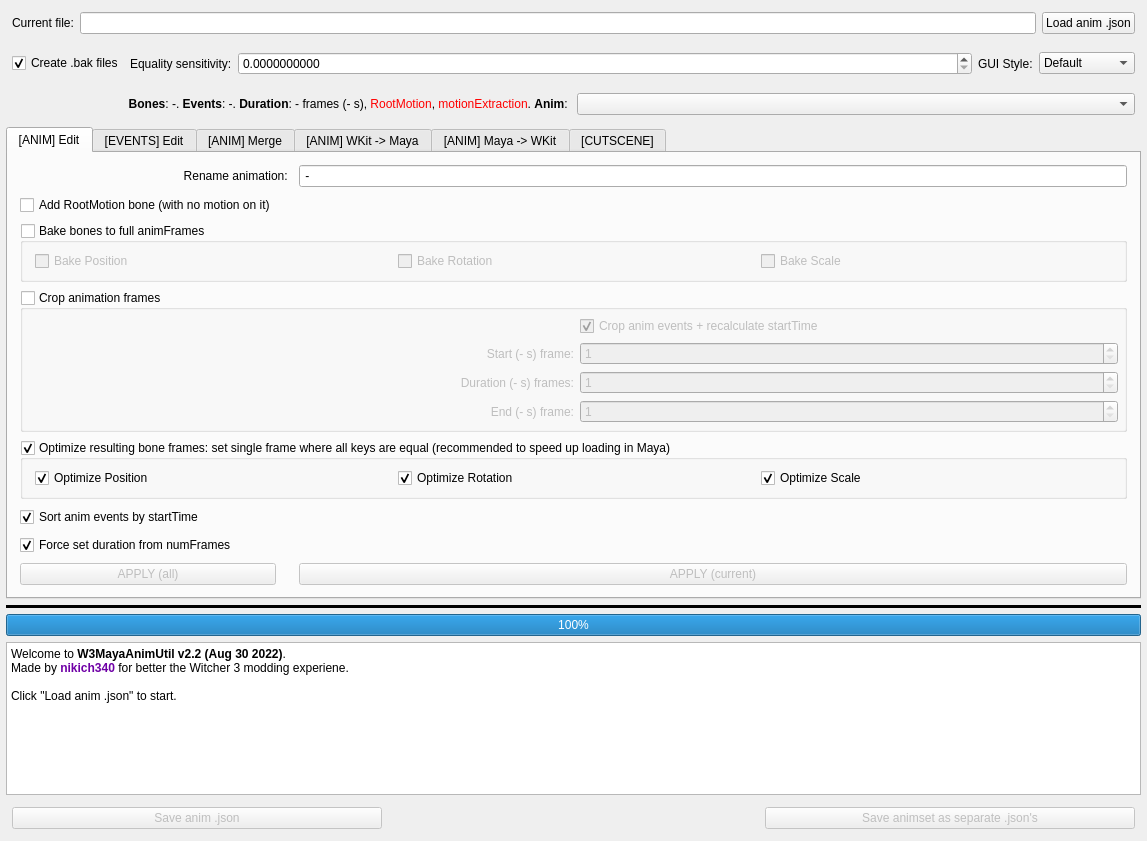
Qt form source/W3MayaAnimUtil.ui (nikich340/W3-Maya-AnimUtil) before a commit.
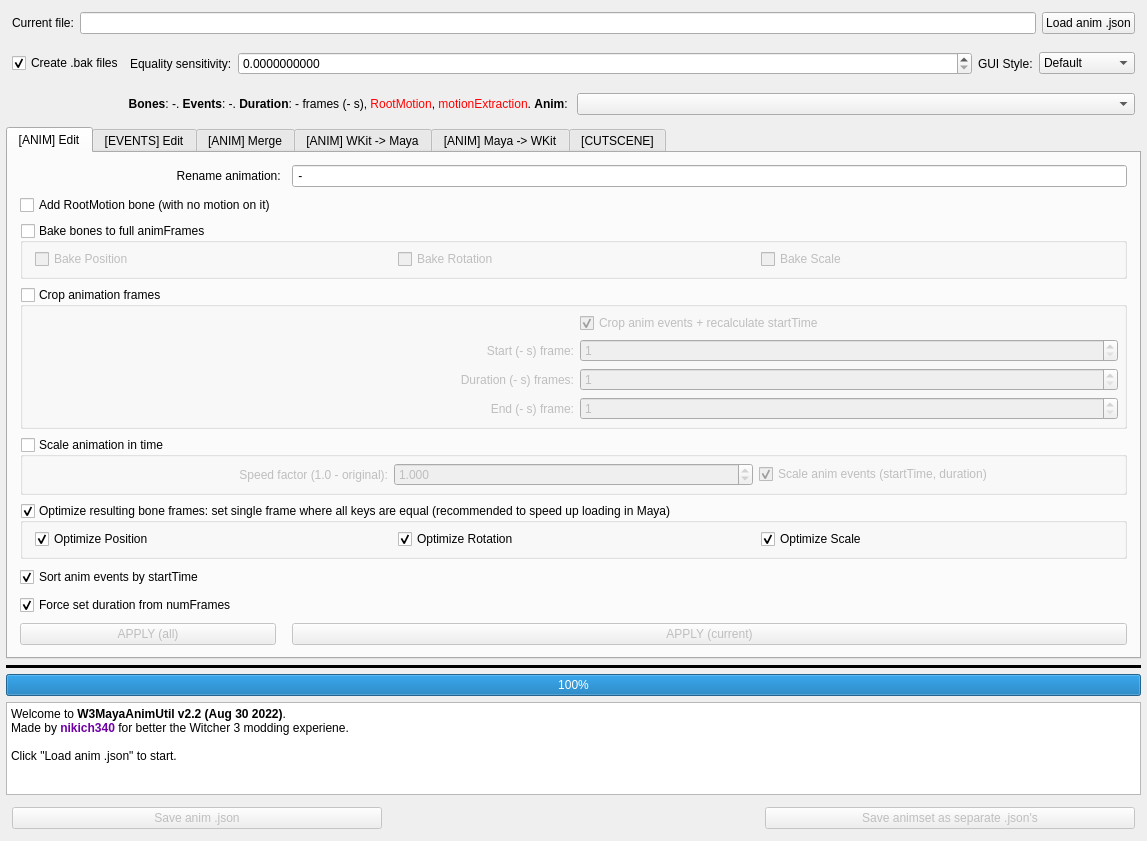
The same form after that commit. The open tabs and pages were chosen to show the change. Icons and pictures are not drawn. Custom widgets are drawn as their Qt base class.

Commit message: + Anim editor: option to scale anim & events

What changed in the file:
```diff
--- a/source/W3MayaAnimUtil.ui
+++ b/source/W3MayaAnimUtil.ui
@@ -268,11 +268,27 @@
            <property name="spacing">
             <number>8</number>
            </property>
-           <item row="10" column="2">
+           <item row="1" column="0" colspan="2">
+            <widget class="QLabel" name="labelEditName">
+             <property name="text">
+              <string>Rename animation: </string>
+             </property>
+             <property name="alignment">
+              <set>Qt::AlignRight|Qt::AlignTrailing|Qt::AlignVCenter</set>
+             </property>
+            </widget>
+           </item>
+           <item row="13" column="2">
             <widget class="QPushButton" name="buttonEditApply">
              <property name="enabled">
               <bool>false</bool>
              </property>
+             <property name="sizePolicy">
+              <sizepolicy hsizetype="Preferred" vsizetype="Fixed">
+               <horstretch>0</horstretch>
+               <verstretch>0</verstretch>
+              </sizepolicy>
+             </property>
              <property name="text">
               <string>APPLY (current)</string>
              </property>
@@ -282,93 +298,7 @@
              </property>
             </widget>
            </item>
-           <item row="7" column="0">
-            <widget class="QCheckBox" name="editForceDuration">
-             <property name="text">
-              <string>Force set duration from numFrames</string>
-             </property>
-             <property name="checked">
-              <bool>true</bool>
-             </property>
-            </widget>
-           </item>
-           <item row="2" column="0" colspan="3">
-            <widget class="QGroupBox" name="groupEditBake">
-             <property name="title">
-              <string>Bake bones to full animFrames</string>
-             </property>
-             <property name="flat">
-              <bool>false</bool>
-             </property>
-             <property name="checkable">
-              <bool>true</bool>
-             </property>
-             <property name="checked">
-              <bool>false</bool>
-             </property>
-             <layout class="QHBoxLayout" name="horizontalLayout_8">
-              <property name="spacing">
-               <number>6</number>
-              </property>
-              <property name="leftMargin">
-               <number>12</number>
-              </property>
-              <property name="topMargin">
-               <number>6</number>
-              </property>
-              <property name="rightMargin">
-               <number>6</number>
-              </property>
-              <property name="bottomMargin">
-               <number>6</number>
-              </property>
-              <item>
-               <widget class="QCheckBox" name="checkEditBakePos">
-                <property name="text">
-                 <string>Bake Position</string>
-                </property>
-                <property name="checkable">
-                 <bool>true</bool>
-                </property>
-                <property name="checked">
-                 <bool>false</bool>
-                </property>
-               </widget>
-              </item>
-              <item>
-               <widget class="QCheckBox" name="checkEditBakeRot">
-                <property name="text">
-                 <string>Bake Rotation</string>
-                </property>
-                <property name="checked">
-                 <bool>false</bool>
-                </property>
-               </widget>
-              </item>
-              <item>
-               <widget class="QCheckBox" name="checkEditBakeScale">
-                <property name="text">
-                 <string>Bake Scale</string>
-                </property>
-                <property name="checked">
-                 <bool>false</bool>
-                </property>
-               </widget>
-              </item>
-             </layout>
-            </widget>
-           </item>
-           <item row="10" column="0">
-            <widget class="QPushButton" name="buttonEditApplyAll">
-             <property name="enabled">
-              <bool>false</bool>
-             </property>
-             <property name="text">
-              <string>APPLY (all)</string>
-             </property>
-            </widget>
-           </item>
-           <item row="4" column="0" colspan="3">
+           <item row="5" column="0" colspan="3">
             <widget class="QGroupBox" name="groupEditCut">
              <property name="title">
               <string>Crop animation frames</string>
@@ -395,16 +325,6 @@
               <property name="spacing">
                <number>6</number>
               </property>
-              <item row="2" column="1">
-               <widget class="QSpinBox" name="spinEditDuration">
-                <property name="minimum">
-                 <number>1</number>
-                </property>
-                <property name="maximum">
-                 <number>100000</number>
-                </property>
-               </widget>
-              </item>
               <item row="1" column="0">
                <widget class="QLabel" name="labelEditStart">
                 <property name="text">
@@ -415,16 +335,6 @@
                 </property>
                </widget>
               </item>
-              <item row="2" column="0">
-               <widget class="QLabel" name="labelEditDuration">
-                <property name="text">
-                 <string>Duration (- s) frames:</string>
-                </property>
-                <property name="alignment">
-                 <set>Qt::AlignRight|Qt::AlignTrailing|Qt::AlignVCenter</set>
-                </property>
-               </widget>
-              </item>
               <item row="3" column="1">
                <widget class="QSpinBox" name="spinEditEnd">
                 <property name="minimum">
@@ -435,26 +345,6 @@
                 </property>
                </widget>
               </item>
-              <item row="1" column="1">
-               <widget class="QSpinBox" name="spinEditStart">
-                <property name="minimum">
-                 <number>1</number>
-                </property>
-                <property name="maximum">
-                 <number>100000</number>
-                </property>
-               </widget>
-              </item>
-              <item row="3" column="0">
-               <widget class="QLabel" name="labelEditEnd">
-                <property name="text">
-                 <string>End (- s) frame:</string>
-                </property>
-                <property name="alignment">
-                 <set>Qt::AlignRight|Qt::AlignTrailing|Qt::AlignVCenter</set>
-                </property>
-               </widget>
-              </item>
               <item row="0" column="1">
                <widget class="QCheckBox" name="checkEditCutEvents">
                 <property name="text">
@@ -465,34 +355,123 @@
                 </property>
                </widget>
               </item>
+              <item row="2" column="1">
+               <widget class="QSpinBox" name="spinEditDuration">
+                <property name="minimum">
+                 <number>1</number>
+                </property>
+                <property name="maximum">
+                 <number>100000</number>
+                </property>
+               </widget>
+              </item>
+              <item row="3" column="0">
+               <widget class="QLabel" name="labelEditEnd">
+                <property name="text">
+                 <string>End (- s) frame:</string>
+                </property>
+                <property name="alignment">
+                 <set>Qt::AlignRight|Qt::AlignTrailing|Qt::AlignVCenter</set>
+                </property>
+               </widget>
+              </item>
+              <item row="2" column="0">
+               <widget class="QLabel" name="labelEditDuration">
+                <property name="text">
+                 <string>Duration (- s) frames:</string>
+                </property>
+                <property name="alignment">
+                 <set>Qt::AlignRight|Qt::AlignTrailing|Qt::AlignVCenter</set>
+                </property>
+               </widget>
+              </item>
+              <item row="1" column="1">
+               <widget class="QSpinBox" name="spinEditStart">
+                <property name="minimum">
+                 <number>1</number>
+                </property>
+                <property name="maximum">
+                 <number>100000</number>
+                </property>
+               </widget>
+              </item>
              </layout>
             </widget>
            </item>
-           <item row="6" column="0">
-            <widget class="QCheckBox" name="checkEditSortEvents">
-             <property name="text">
-              <string>Sort anim events by startTime</string>
+           <item row="3" column="0" colspan="3">
+            <widget class="QGroupBox" name="groupEditBake">
+             <property name="title">
+              <string>Bake bones to full animFrames</string>
              </property>
-             <property name="checked">
+             <property name="flat">
+              <bool>false</bool>
+             </property>
+             <property name="checkable">
               <bool>true</bool>
              </property>
+             <property name="checked">
+              <bool>false</bool>
+             </property>
+             <layout class="QHBoxLayout" name="horizontalLayout_8">
+              <property name="spacing">
+               <number>6</number>
+              </property>
+              <property name="leftMargin">
+               <number>12</number>
+              </property>
+              <property name="topMargin">
+               <number>6</number>
+              </property>
+              <property name="rightMargin">
+               <number>6</number>
+              </property>
+              <property name="bottomMargin">
+               <number>6</number>
+              </property>
+              <item>
+               <widget class="QCheckBox" name="checkEditBakePos">
+                <property name="text">
+                 <string>Bake Position</string>
+                </property>
+                <property name="checkable">
+                 <bool>true</bool>
+                </property>
+                <property name="checked">
+                 <bool>false</bool>
+                </property>
+               </widget>
+              </item>
+              <item>
+               <widget class="QCheckBox" name="checkEditBakeRot">
+                <property name="text">
+                 <string>Bake Rotation</string>
+                </property>
+                <property name="checked">
+                 <bool>false</bool>
+                </property>
+               </widget>
+              </item>
+              <item>
+               <widget class="QCheckBox" name="checkEditBakeScale">
+                <property name="text">
+                 <string>Bake Scale</string>
+                </property>
+                <property name="checked">
+                 <bool>false</bool>
+                </property>
+               </widget>
+              </item>
+             </layout>
             </widget>
            </item>
-           <item row="1" column="0">
+           <item row="2" column="0">
             <widget class="QCheckBox" name="checkEditAddRootMotion">
              <property name="text">
               <string>Add RootMotion bone (with no motion on it)</string>
              </property>
             </widget>
            </item>
-           <item row="10" column="1">
-            <widget class="QLabel" name="label_3">
-             <property name="text">
-              <string/>
-             </property>
-            </widget>
-           </item>
-           <item row="0" column="2">
+           <item row="1" column="2">
             <widget class="QLineEdit" name="lineEditName">
              <property name="text">
               <string> - </string>
@@ -502,17 +481,76 @@
              </property>
             </widget>
            </item>
-           <item row="0" column="0" colspan="2">
-            <widget class="QLabel" name="labelEditName">
-             <property name="text">
-              <string>Rename animation: </string>
+           <item row="7" column="0" colspan="3">
+            <widget class="QGroupBox" name="groupEditScale">
+             <property name="title">
+              <string>Scale animation in time</string>
              </property>
-             <property name="alignment">
-              <set>Qt::AlignRight|Qt::AlignTrailing|Qt::AlignVCenter</set>
+             <property name="checkable">
+              <bool>true</bool>
              </property>
+             <property name="checked">
+              <bool>false</bool>
+             </property>
+             <layout class="QHBoxLayout" name="horizontalLayout_13">
+              <property name="spacing">
+               <number>6</number>
+              </property>
+              <property name="leftMargin">
+               <number>6</number>
+              </property>
+              <property name="topMargin">
+               <number>6</number>
+              </property>
+              <property name="rightMargin">
+               <number>6</number>
+              </property>
+              <property name="bottomMargin">
+               <number>6</number>
+              </property>
+              <item>
+               <widget class="QLabel" name="labelEditScale">
+                <property name="text">
+                 <string>Speed factor (1.0 - original):</string>
+                </property>
+                <property name="alignment">
+                 <set>Qt::AlignRight|Qt::AlignTrailing|Qt::AlignVCenter</set>
+                </property>
+               </widget>
+              </item>
+              <item>
+               <widget class="QDoubleSpinBox" name="spinEditScale">
+                <property name="decimals">
+                 <number>3</number>
+                </property>
+                <property name="minimum">
+                 <double>0.050000000000000</double>
+                </property>
+                <property name="maximum">
+                 <double>1000.000000000000000</double>
+                </property>
+                <property name="singleStep">
+                 <double>0.050000000000000</double>
+                </property>
+                <property name="value">
+                 <double>1.000000000000000</double>
+                </property>
+               </widget>
+              </item>
+              <item>
+               <widget class="QCheckBox" name="checkEditScaleEvents">
+                <property name="text">
+                 <string>Scale anim events (startTime, duration)</string>
+                </property>
+                <property name="checked">
+                 <bool>true</bool>
+                </property>
+               </widget>
+              </item>
+             </layout>
             </widget>
            </item>
-           <item row="5" column="0" colspan="3">
+           <item row="8" column="0" colspan="3">
             <widget class="QGroupBox" name="groupEditOptimize">
              <property name="title">
               <string>Optimize resulting bone frames: set single frame where all keys are equal (recommended to speed up loading in Maya)</string>
@@ -569,6 +607,42 @@
              </layout>
             </widget>
            </item>
+           <item row="9" column="0" colspan="3">
+            <widget class="QCheckBox" name="checkEditSortEvents">
+             <property name="text">
+              <string>Sort anim events by startTime</string>
+             </property>
+             <property name="checked">
+              <bool>true</bool>
+             </property>
+            </widget>
+           </item>
+           <item row="10" column="0" colspan="3">
+            <widget class="QCheckBox" name="editForceDuration">
+             <property name="text">
+              <string>Force set duration from numFrames</string>
+             </property>
+             <property name="checked">
+              <bool>true</bool>
+             </property>
+            </widget>
+           </item>
+           <item row="13" column="0">
+            <widget class="QPushButton" name="buttonEditApplyAll">
+             <property name="enabled">
+              <bool>false</bool>
+             </property>
+             <property name="sizePolicy">
+              <sizepolicy hsizetype="Preferred" vsizetype="Fixed">
+               <horstretch>0</horstretch>
+               <verstretch>0</verstretch>
+              </sizepolicy>
+             </property>
+             <property name="text">
+              <string>APPLY (all)</string>
+             </property>
+            </widget>
+           </item>
           </layout>
          </widget>
         </item>
@@ -600,7 +674,7 @@
         <item>
          <widget class="QWidget" name="widgetEventsEdit" native="true">
           <property name="enabled">
-           <bool>true</bool>
+           <bool>false</bool>
           </property>
           <layout class="QGridLayout" name="gridLayout_5">
            <property name="leftMargin">
```
The commit also changes 2 other files.
